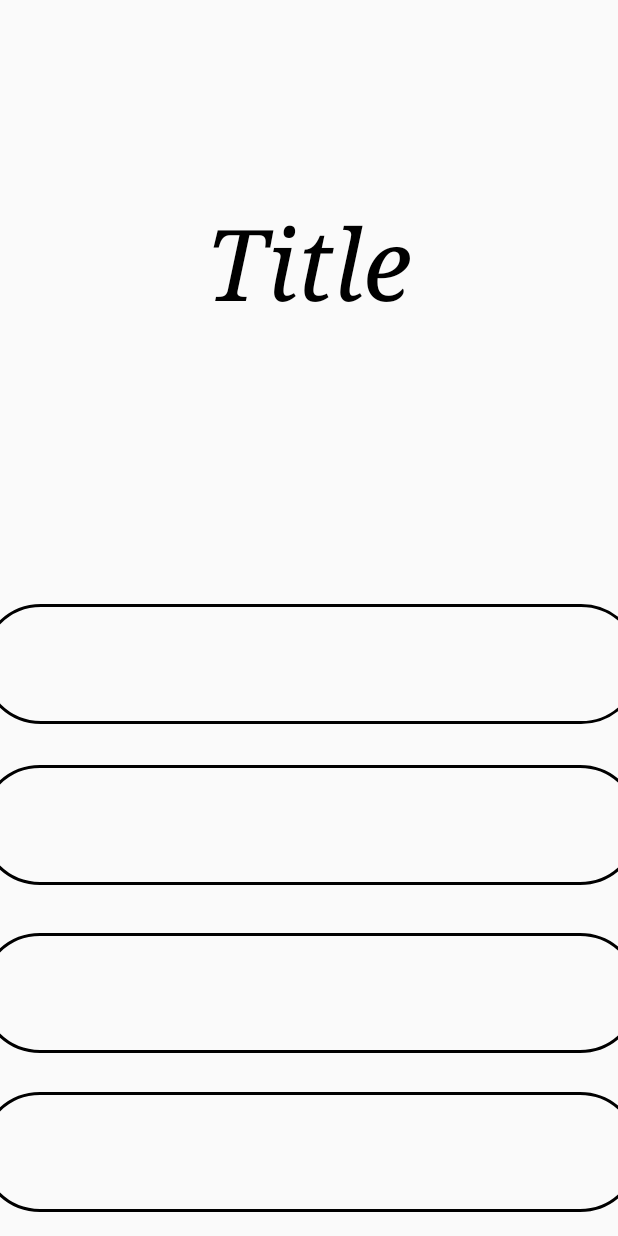
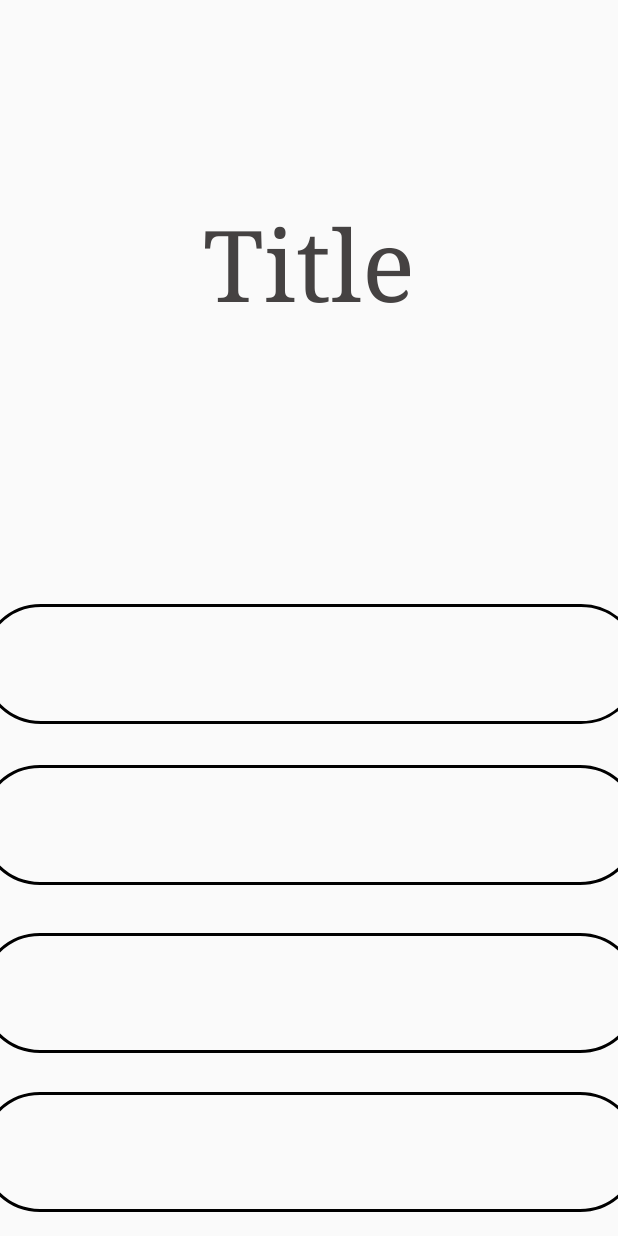
Before and after one commit to Ishihar/Quizsc, an Android app: the layout activity_main.xml on its own in the app's theme, with its tools: preview values and no code run, on a phone screen of 412 x 824 dp. Run offline under Robolectric (Android 15) with nearby library versions, the phone set to English and light mode, and no system bars.

Commit message:
英単語フォント変更

```diff
--- a/app/src/main/res/layout/activity_main.xml
+++ b/app/src/main/res/layout/activity_main.xml
@@ -32,9 +32,8 @@
         android:text="@string/test_title"
         android:textAllCaps="false"
         android:textAppearance="?android:attr/textAppearanceMedium"
-        android:textColor="@android:color/black"
-        android:textSize="66sp"
-        android:textStyle="italic"/>
+        android:textColor="#454242"
+        android:textSize="66sp"/>
 
     <android.support.constraint.ConstraintLayout
         android:layout_width="match_parent"
--- a/app/src/main/res/layout/addlayout.xml
+++ b/app/src/main/res/layout/addlayout.xml
@@ -31,7 +31,7 @@
             android:id="@+id/EditWord"
             android:layout_width="304dp"
             android:layout_height="55dp"
-            android:layout_marginTop="62dp"
+            android:layout_marginTop="64dp"
             android:ems="10"
             android:hint="単語"
             android:inputType="text"
```
Also changed, not shown: app/src/main/java/com/example/a171y005/quizsc/WordActivity.java (+10 -1 lines).
